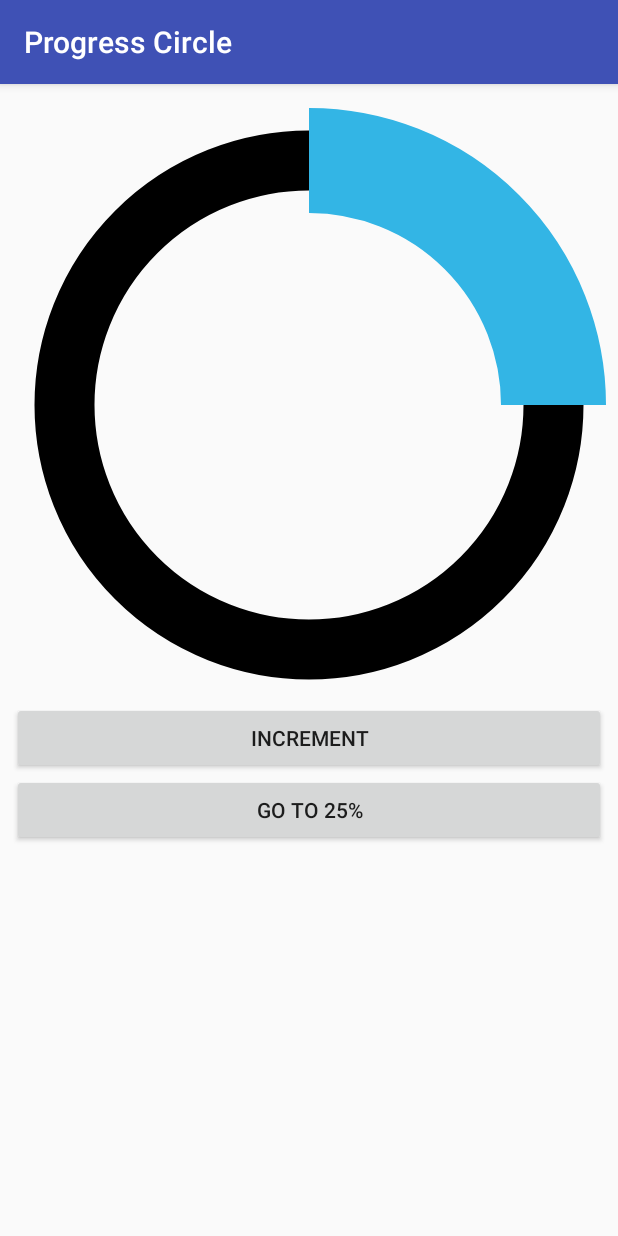
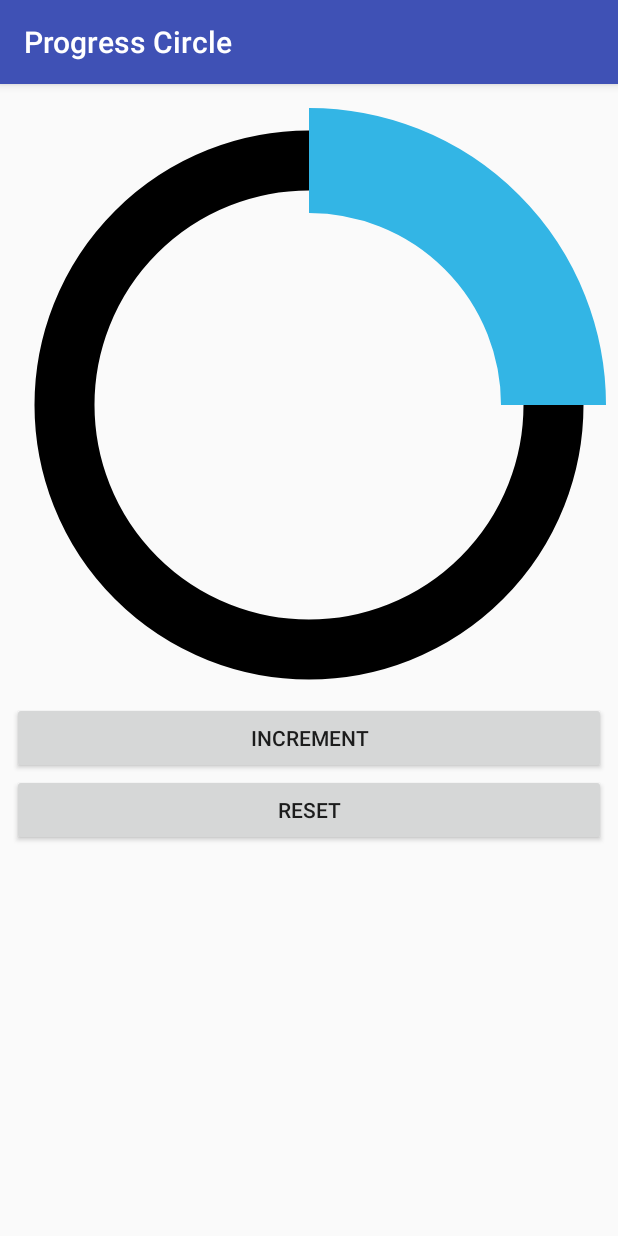
Before and after one commit to HugoCourme/ProgressCircle, an Android app: the screen it shows after launch (MainActivity), on a phone screen of 412 x 824 dp. Run offline under Robolectric (Android 15) with nearby library versions, the phone set to English and light mode, and no system bars.

Commit message:
Edit Main Activity sample

```diff
--- a/sample/src/main/java/com/hugocourme/sample/MainActivity.java
+++ b/sample/src/main/java/com/hugocourme/sample/MainActivity.java
@@ -25,11 +25,11 @@ public class MainActivity extends AppCompatActivity {
             }
         });
 
-        Button goToButton = (Button) findViewById(R.id.go_to_25);
+        Button goToButton = (Button) findViewById(R.id.reset);
         goToButton.setOnClickListener(new View.OnClickListener() {
             @Override
             public void onClick(View v) {
-                progressCircle.setProgress(25);
+                progressCircle.setProgress(0);
             }
         });
     }
--- a/sample/src/main/res/layout/activity_main.xml
+++ b/sample/src/main/res/layout/activity_main.xml
@@ -26,8 +26,8 @@
         android:layout_height="wrap_content"
         android:text="@string/increment"/>
     <Button
-        android:id="@+id/go_to_25"
+        android:id="@+id/reset"
         android:layout_width="match_parent"
         android:layout_height="wrap_content"
-        android:text="@string/go_to_25"/>
+        android:text="@string/reset"/>
 </LinearLayout>
--- a/sample/src/main/res/values/strings.xml
+++ b/sample/src/main/res/values/strings.xml
@@ -1,5 +1,5 @@
 <resources>
     <string name="app_name">Progress Circle</string>
     <string name="increment">Increment</string>
-    <string name="go_to_25">Go to 25%</string>
+    <string name="reset">reset</string>
 </resources>
```
